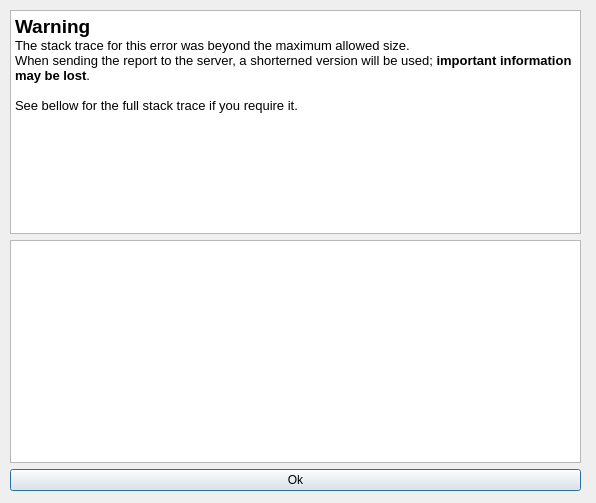
Above: qt/python/mantidqt/mantidqt/dialogs/errorreports/stacktrace_warning.ui from mantidproject/mantid before the change. Below: the same form after it.
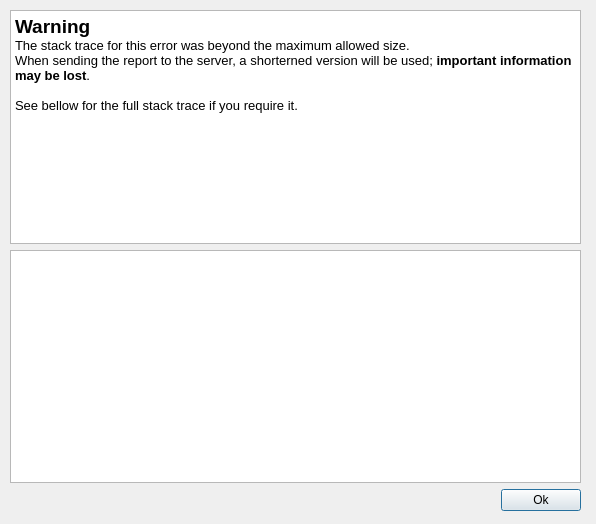
That is the form after the change.

Commit message: ui update ok button

Diff of the .ui file:
```diff
--- a/qt/python/mantidqt/mantidqt/dialogs/errorreports/stacktrace_warning.ui
+++ b/qt/python/mantidqt/mantidqt/dialogs/errorreports/stacktrace_warning.ui
@@ -7,9 +7,15 @@
     <x>0</x>
     <y>0</y>
     <width>596</width>
-    <height>503</height>
+    <height>524</height>
    </rect>
   </property>
+  <property name="sizePolicy">
+   <sizepolicy hsizetype="Expanding" vsizetype="Expanding">
+    <horstretch>0</horstretch>
+    <verstretch>0</verstretch>
+   </sizepolicy>
+  </property>
   <property name="windowTitle">
    <string>Warning</string>
   </property>
@@ -19,7 +25,7 @@
      <x>10</x>
      <y>10</y>
      <width>571</width>
-     <height>481</height>
+     <height>501</height>
     </rect>
    </property>
    <layout class="QVBoxLayout" name="verticalLayout_2">
@@ -46,11 +52,28 @@
      </widget>
     </item>
     <item>
+     <layout class="QHBoxLayout" name="horizontalLayout">
+      <item>
+       <spacer name="horizontalSpacer">
+        <property name="orientation">
+         <enum>Qt::Horizontal</enum>
+        </property>
+        <property name="sizeHint" stdset="0">
+         <size>
+          <width>40</width>
+          <height>20</height>
+         </size>
+        </property>
+       </spacer>
+      </item>
+      <item>
      <widget class="QPushButton" name="pushButtonOk">
       <property name="text">
        <string>Ok</string>
       </property>
      </widget>
+      </item>
+     </layout>
     </item>
    </layout>
   </widget>
```
Lines whose indentation alone changed are shown as unchanged.
